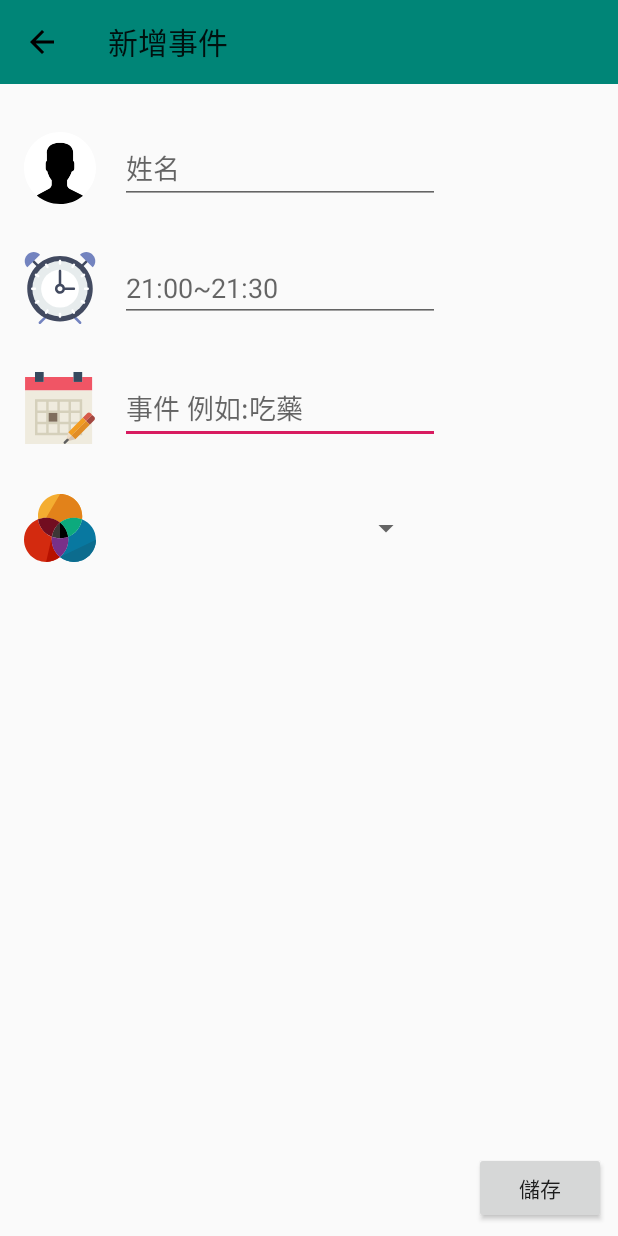
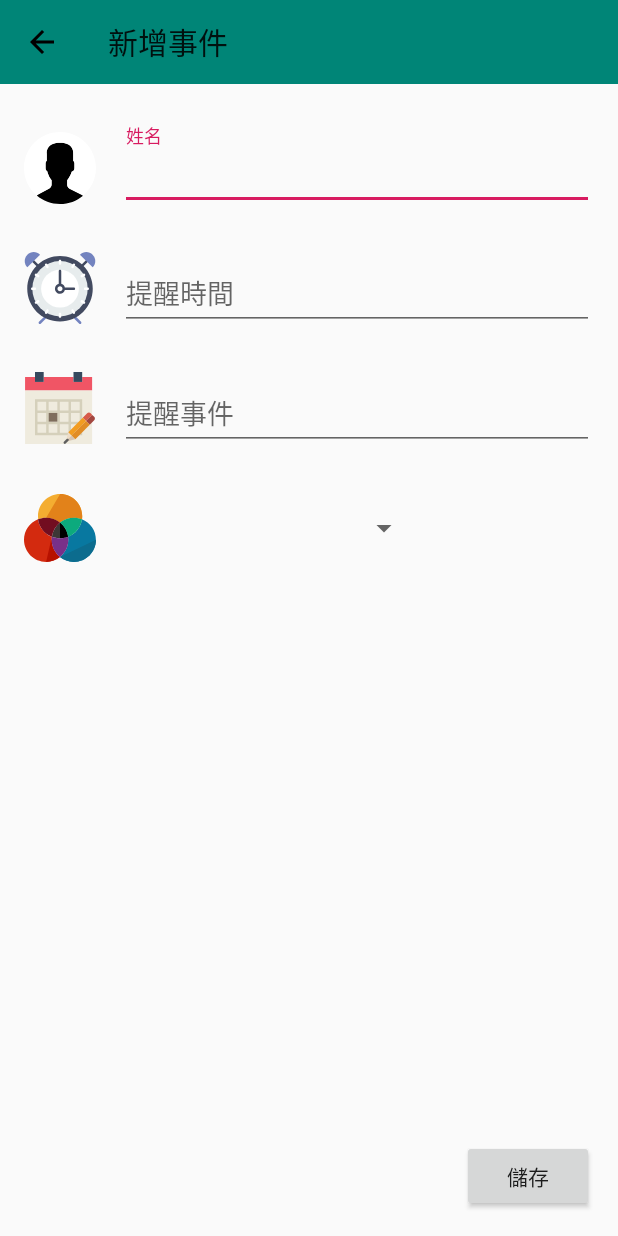
Before and after one commit to CiaShangLin/SilverhairCalendar, an Android app: the layout dialog_add.xml on its own in the app's theme, with its tools: preview values and no code run, on a phone screen of 412 x 824 dp. Run offline under Robolectric (Android 15) with nearby library versions, the phone set to English and light mode, and no system bars.

Commit message:
2019/5/20 add edit dialog完成 DataEntity序列畫

```diff
--- a/app/src/main/java/com/shang/livedata/FamilyActivity.kt
+++ b/app/src/main/java/com/shang/livedata/FamilyActivity.kt
@@ -1,7 +1,6 @@
 package com.shang.livedata
 
 import android.os.Bundle
-import com.google.android.material.snackbar.Snackbar
 import androidx.appcompat.app.AppCompatActivity;
 
 import kotlinx.android.synthetic.main.activity_family.*
@@ -11,7 +10,7 @@ class FamilyActivity : AppCompatActivity() {
     override fun onCreate(savedInstanceState: Bundle?) {
         super.onCreate(savedInstanceState)
         setContentView(R.layout.activity_family)
-        setSupportActionBar(toolbar)
+        setSupportActionBar(addTb)
 
     }
 
--- a/app/src/main/java/com/shang/livedata/ViewModel/FirebaseViewModel.kt
+++ b/app/src/main/java/com/shang/livedata/ViewModel/FirebaseViewModel.kt
@@ -27,4 +27,8 @@ class FirebaseViewModel: AndroidViewModel{
     fun updateFirebase(dataEntity: DataEntity){
         firebaseRepository.updateFirebase(dataEntity)
     }
+
+    fun deleteFirebase(dataEntity: DataEntity) {
+        firebaseRepository.deleteFirebase(dataEntity)
+    }
 }
--- /dev/null
+++ b/app/src/main/res/drawable/ic_delete.xml
@@ -0,0 +1,5 @@
+<vector android:height="24dp" android:viewportHeight="408.483"
+    android:viewportWidth="408.483" android:width="24dp" xmlns:android="http://schemas.android.com/apk/res/android">
+    <path android:fillColor="#FF000000" android:pathData="M87.748,388.784c0.461,11.01 9.521,19.699 20.539,19.699h191.911c11.018,0 20.078,-8.689 20.539,-19.699l13.705,-289.316H74.043L87.748,388.784zM247.655,171.329c0,-4.61 3.738,-8.349 8.35,-8.349h13.355c4.609,0 8.35,3.738 8.35,8.349v165.293c0,4.611 -3.738,8.349 -8.35,8.349h-13.355c-4.61,0 -8.35,-3.736 -8.35,-8.349V171.329zM189.216,171.329c0,-4.61 3.738,-8.349 8.349,-8.349h13.355c4.609,0 8.349,3.738 8.349,8.349v165.293c0,4.611 -3.737,8.349 -8.349,8.349h-13.355c-4.61,0 -8.349,-3.736 -8.349,-8.349V171.329L189.216,171.329zM130.775,171.329c0,-4.61 3.738,-8.349 8.349,-8.349h13.356c4.61,0 8.349,3.738 8.349,8.349v165.293c0,4.611 -3.738,8.349 -8.349,8.349h-13.356c-4.61,0 -8.349,-3.736 -8.349,-8.349V171.329z"/>
+    <path android:fillColor="#FF000000" android:pathData="M343.567,21.043h-88.535V4.305c0,-2.377 -1.927,-4.305 -4.305,-4.305h-92.971c-2.377,0 -4.304,1.928 -4.304,4.305v16.737H64.916c-7.125,0 -12.9,5.776 -12.9,12.901V74.47h304.451V33.944C356.467,26.819 350.692,21.043 343.567,21.043z"/>
+</vector>
--- /dev/null
+++ b/app/src/main/res/drawable/ic_ok.xml
@@ -0,0 +1,4 @@
+<vector android:height="24dp" android:viewportHeight="448.8"
+    android:viewportWidth="448.8" android:width="24dp" xmlns:android="http://schemas.android.com/apk/res/android">
+    <path android:fillColor="#FF000000" android:pathData="M142.8,323.85l-107.1,-107.1l-35.7,35.7l142.8,142.8l306,-306l-35.7,-35.7z"/>
+</vector>
--- a/app/src/main/res/layout/activity_family.xml
+++ b/app/src/main/res/layout/activity_family.xml
@@ -13,7 +13,7 @@
             android:theme="@style/AppTheme2.AppBarOverlay">
 
         <androidx.appcompat.widget.Toolbar
-                android:id="@+id/toolbar"
+                android:id="@+id/addTb"
                 android:layout_width="match_parent"
                 android:layout_height="?attr/actionBarSize"
                 android:background="?attr/colorPrimary"
--- a/app/src/main/res/layout/activity_main.xml
+++ b/app/src/main/res/layout/activity_main.xml
@@ -64,7 +64,7 @@
             android:layout_height="wrap_content"
             android:clickable="true"
             app:srcCompat="@drawable/ic_add_black_24dp"
-            android:id="@+id/floatingActionButton2"
+            android:id="@+id/floatingActionButton"
             app:layout_anchor="@id/appBarLayout"
             app:layout_anchorGravity="bottom|right"
             android:layout_marginRight="8dp"
--- a/app/src/main/res/layout/dialog_add.xml
+++ b/app/src/main/res/layout/dialog_add.xml
@@ -2,55 +2,28 @@
 <androidx.constraintlayout.widget.ConstraintLayout xmlns:android="http://schemas.android.com/apk/res/android"
                                                    xmlns:app="http://schemas.android.com/apk/res-auto" xmlns:tools="http://schemas.android.com/tools" android:layout_width="match_parent"
               android:layout_height="match_parent">
-    <EditText
-            android:layout_width="wrap_content"
-            android:layout_height="wrap_content"
-            android:inputType="textPersonName"
-            android:ems="10"
-            android:id="@+id/eventEt"
-            app:layout_constraintStart_toEndOf="@+id/imageView6"
-            android:layout_marginStart="16dp" app:layout_constraintTop_toTopOf="@+id/imageView6"
-            app:layout_constraintBottom_toBottomOf="@+id/imageView6" android:hint="事件 例如:吃藥"/>
-    <EditText
-            android:layout_width="wrap_content"
-            android:layout_height="wrap_content"
-            android:ems="10"
-            android:id="@+id/timeEt"
-            app:layout_constraintStart_toEndOf="@+id/imageView7" android:layout_marginStart="16dp"
-            app:layout_constraintTop_toTopOf="@+id/imageView7"
-            app:layout_constraintBottom_toBottomOf="@+id/imageView7" android:hint="21:00~21:30"/>
     <Button
             android:text="儲存"
             android:layout_width="wrap_content"
             android:layout_height="wrap_content"
-            android:id="@+id/addBt" android:layout_marginBottom="8dp"
+            android:id="@+id/addBt" android:layout_marginBottom="16dp"
             app:layout_constraintBottom_toBottomOf="parent" app:layout_constraintEnd_toEndOf="parent"
-            android:layout_marginEnd="8dp"/>
+            android:layout_marginEnd="16dp"/>
     <Spinner
-            android:layout_width="201dp"
+            android:layout_width="200dp"
             android:layout_height="wrap_content"
             android:id="@+id/colorSp"
             app:layout_constraintStart_toEndOf="@+id/imageView5"
             android:layout_marginStart="16dp"
             app:layout_constraintTop_toTopOf="@+id/imageView5"
             app:layout_constraintBottom_toBottomOf="@+id/imageView5"/>
-    <EditText
-            android:layout_width="wrap_content"
-            android:layout_height="wrap_content"
-            android:inputType="textPersonName"
-            android:ems="10"
-            android:id="@+id/settingNameEt"
-            app:layout_constraintStart_toEndOf="@+id/imageView8"
-            android:layout_marginStart="16dp"
-            app:layout_constraintTop_toTopOf="@+id/imageView8"
-            app:layout_constraintBottom_toBottomOf="@+id/imageView8" android:hint="姓名"/>
     <androidx.appcompat.widget.Toolbar
             android:layout_width="0dp"
             android:layout_height="wrap_content"
             android:background="?attr/colorPrimary"
             android:theme="?attr/actionBarTheme"
             android:minHeight="?attr/actionBarSize"
-            android:id="@+id/toolbar"
+            android:id="@+id/addTb"
             app:layout_constraintTop_toTopOf="parent" app:layout_constraintEnd_toEndOf="parent"
             app:layout_constraintStart_toStartOf="parent"
             app:title="新增事件" app:navigationIcon="@drawable/ic_arrow_back_black_24dp"/>
@@ -77,6 +50,42 @@
             android:layout_width="48dp"
             android:layout_height="48dp" app:srcCompat="@drawable/ic_user" android:id="@+id/imageView8"
             android:layout_marginTop="32dp"
-            app:layout_constraintTop_toBottomOf="@+id/toolbar" app:layout_constraintStart_toStartOf="parent"
+            app:layout_constraintTop_toBottomOf="@+id/addTb" app:layout_constraintStart_toStartOf="parent"
             android:layout_marginStart="16dp"/>
+    <com.google.android.material.textfield.TextInputLayout
+            android:layout_width="0dp"
+            android:layout_height="wrap_content"
+            app:layout_constraintStart_toEndOf="@+id/imageView8" android:layout_marginStart="16dp"
+            app:layout_constraintTop_toTopOf="@+id/imageView8" app:layout_constraintBottom_toBottomOf="@+id/imageView8"
+            app:layout_constraintEnd_toEndOf="parent" android:layout_marginEnd="16dp">
+
+        <com.google.android.material.textfield.TextInputEditText
+                android:layout_width="match_parent"
+                android:layout_height="wrap_content"
+                android:hint="姓名" android:id="@+id/settingNameEt"/>
+    </com.google.android.material.textfield.TextInputLayout>
+    <com.google.android.material.textfield.TextInputLayout
+            android:layout_width="0dp"
+            android:layout_height="wrap_content"
+            app:layout_constraintStart_toEndOf="@+id/imageView7" android:layout_marginStart="16dp"
+            app:layout_constraintTop_toTopOf="@+id/imageView7" app:layout_constraintBottom_toBottomOf="@+id/imageView7"
+            app:layout_constraintEnd_toEndOf="parent" android:layout_marginEnd="16dp">
+
+        <com.google.android.material.textfield.TextInputEditText
+                android:layout_width="match_parent"
+                android:layout_height="wrap_content"
+                android:hint="提醒時間" android:id="@+id/timeEt"/>
+    </com.google.android.material.textfield.TextInputLayout>
+    <com.google.android.material.textfield.TextInputLayout
+            android:layout_width="0dp"
+            android:layout_height="wrap_content"
+            app:layout_constraintStart_toEndOf="@+id/imageView6" android:layout_marginStart="16dp"
+            app:layout_constraintTop_toTopOf="@+id/imageView6" app:layout_constraintBottom_toBottomOf="@+id/imageView6"
+            android:layout_marginEnd="16dp" app:layout_constraintEnd_toEndOf="parent">
+
+        <com.google.android.material.textfield.TextInputEditText
+                android:layout_width="match_parent"
+                android:layout_height="wrap_content"
+                android:hint="提醒事件" android:id="@+id/eventEt"/>
+    </com.google.android.material.textfield.TextInputLayout>
 </androidx.constraintlayout.widget.ConstraintLayout>
```
Also changed, not shown: app/src/main/java/com/shang/livedata/Dialog/AddDialog.kt (+27 -24 lines), app/src/main/java/com/shang/livedata/Dialog/EditDialog.kt (added, +151 -0 lines), app/src/main/java/com/shang/livedata/Main/MainActivity.kt (+7 -2 lines), app/src/main/java/com/shang/livedata/Room/DataEntity.kt (+51 -3 lines), app/src/main/res/drawable/ic_circle.xml (deleted, +0 -7 lines), app/src/main/res/drawable/ic_circle_mirror.xml (deleted, +0 -13 lines), app/src/main/res/layout/dialog_edit.xml (added, +87 -0 lines), app/src/main/res/menu/menu_dialog_edit.xml (added, +9 -0 lines).
